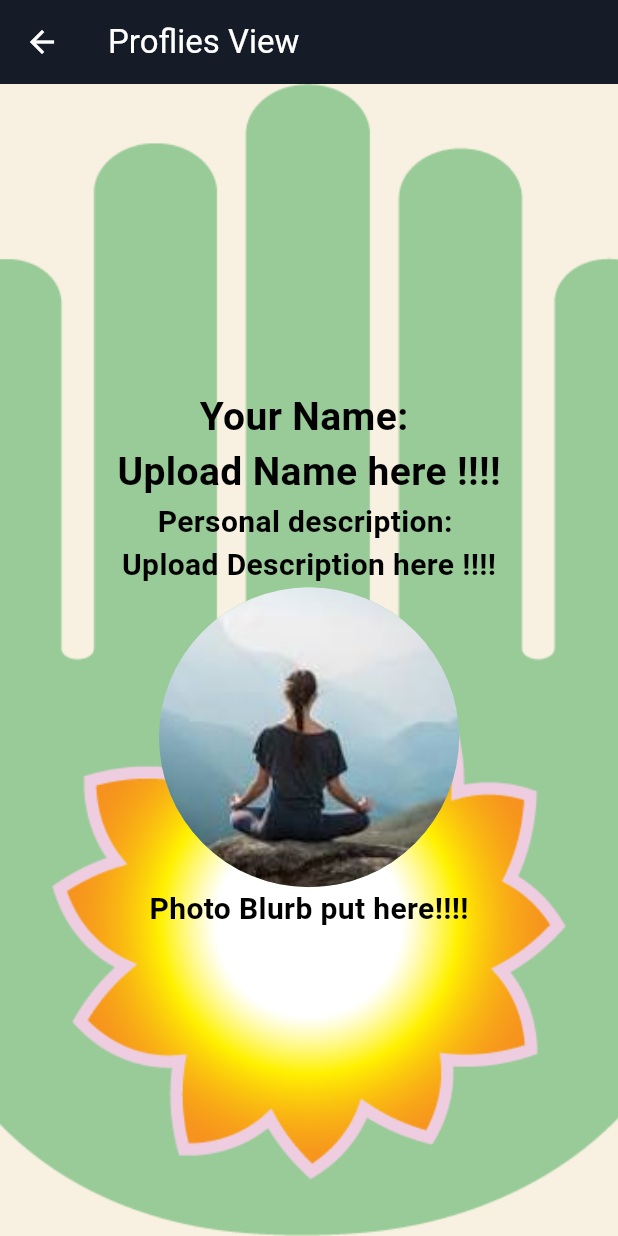
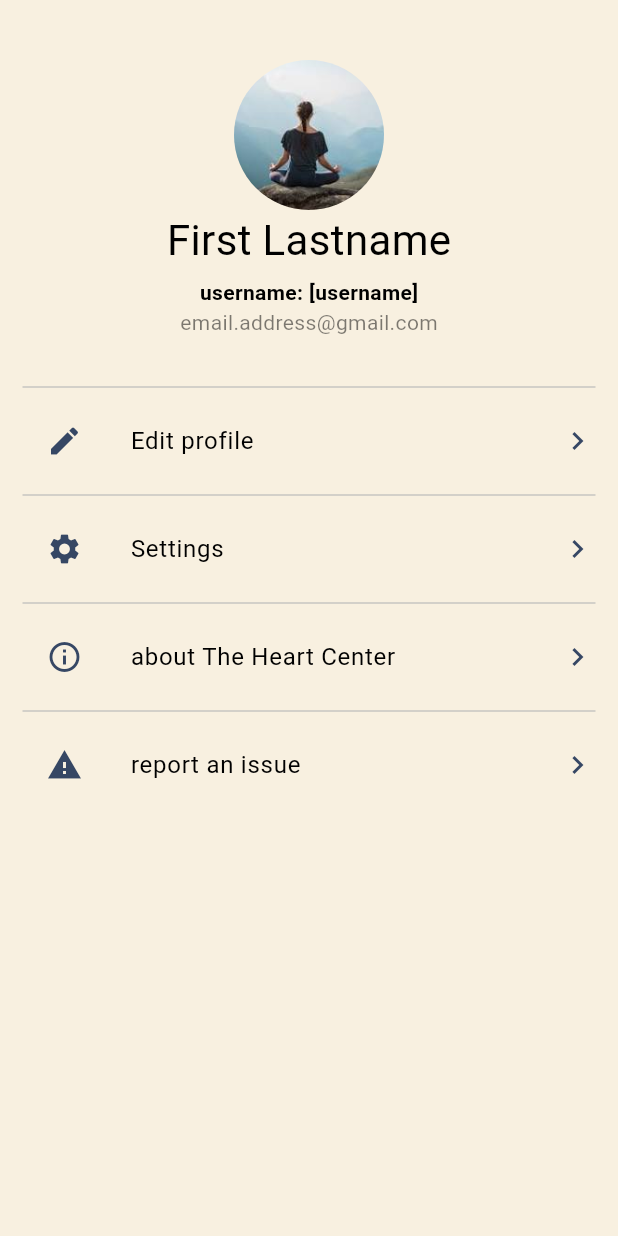
Before and after one commit to theheartcenter-inc/thc, a Flutter app: the ProfilesScreen screen opened directly, on a phone screen of 412 x 824 dp. Run offline on Flutter 3.47's test engine with Material 3 defaults, Android fonts, the phone set to English and light mode, and no system bars; our stand-ins replace firebase_core, shared_preferences; missing offline and left inert: agora_uikit; accounts and stored records are empty; generated files the repository leaves out were written again.

Commit message:
rework profile screen

```diff
--- a/lib/models/navigation.dart
+++ b/lib/models/navigation.dart
@@ -6,7 +6,7 @@ import 'package:thc/models/bloc.dart';
 import 'package:thc/models/local_storage.dart';
 import 'package:thc/models/user.dart';
 import 'package:thc/views/create_livestream/create_livestream.dart';
-import 'package:thc/views/profiles_screen/profiles_screen.dart';
+import 'package:thc/views/profile/profile.dart';
 import 'package:thc/views/user_management/user_management.dart';
 import 'package:thc/views/video_library/video_library.dart';
 import 'package:thc/views/watch_live/watch_live.dart';
--- a/lib/models/theme.dart
+++ b/lib/models/theme.dart
@@ -82,6 +82,8 @@ ThemeData _generateTheme(bool isLight) {
       onSurface: textColor,
       surfaceVariant: ThcColors.dullBlue,
       onSurfaceVariant: paleColor,
+      outline: slightContrast,
+      outlineVariant: slightContrast.withOpacity(0.25),
     ),
     materialTapTargetSize: MaterialTapTargetSize.padded,
     switchTheme: SwitchThemeData(
@@ -107,6 +109,7 @@ ThemeData _generateTheme(bool isLight) {
       backgroundColor: ThcColors.darkBlue,
       foregroundColor: isLight ? Colors.white : ThcColors.paleAzure,
     ),
+    listTileTheme: ListTileThemeData(iconColor: slightContrast),
     navigationBarTheme: NavigationBarThemeData(
       backgroundColor: isLight ? ThcColors.darkBlue : Colors.transparent,
       indicatorColor: Colors.transparent,
--- /dev/null
+++ b/lib/views/profile/edit_profile.dart
@@ -0,0 +1,15 @@
+import 'package:flutter/material.dart';
+import 'package:thc/models/theme.dart';
+import 'package:thc/views/widgets.dart';
+
+class EditProfile extends StatelessWidget {
+  const EditProfile({super.key});
+
+  @override
+  Widget build(BuildContext context) {
+    return Scaffold(
+      appBar: AppBar(title: const Text('Profile')),
+      body: const FunPlaceholder('Editing the profile!', color: ThcColors.darkMagenta),
+    );
+  }
+}
--- /dev/null
+++ b/lib/views/profile/issue_report.dart
@@ -0,0 +1,14 @@
+import 'package:flutter/material.dart';
+import 'package:thc/views/widgets.dart';
+
+class IssueReport extends StatelessWidget {
+  const IssueReport({super.key});
+
+  @override
+  Widget build(BuildContext context) {
+    return Scaffold(
+      appBar: AppBar(title: const Text('Report an Issue')),
+      body: const FunPlaceholder('report an issue', color: Colors.amber),
+    );
+  }
+}
--- /dev/null
+++ b/lib/views/profile/profile.dart
@@ -0,0 +1,98 @@
+import 'package:flutter/material.dart';
+import 'package:thc/models/enum_widget.dart';
+import 'package:thc/models/navigation.dart';
+import 'package:thc/views/profile/edit_profile.dart';
+import 'package:thc/views/profile/heart_center_info.dart';
+import 'package:thc/views/profile/issue_report.dart';
+import 'package:thc/views/profile/settings.dart';
+
+enum ProfileOptions with StatelessEnum {
+  edit(
+    icon: Icons.edit,
+    label: 'Edit profile',
+    page: EditProfile(),
+  ),
+  settings(
+    icon: Icons.settings,
+    label: 'Settings',
+    page: SettingsScreen(),
+  ),
+  info(
+    icon: Icons.info_outline,
+    label: 'about The Heart Center',
+    page: HeartCenterInfo(),
+  ),
+  report(
+    icon: Icons.report_problem,
+    label: 'report an issue',
+    page: IssueReport(),
+  );
+
+  const ProfileOptions({required this.icon, required this.label, required this.page});
+  final IconData icon;
+  final String label;
+  final Widget page;
+
+  @override
+  Widget build(BuildContext context) {
+    const padding = EdgeInsets.only(left: 16);
+
+    return ListTile(
+      contentPadding: padding,
+      leading: Icon(icon),
+      title: Padding(padding: padding, child: Text(label)),
+      trailing: const Icon(Icons.chevron_right),
+      onTap: () => navigator.push(page),
+    );
+  }
+}
+
+class ProfilesScreen extends StatelessWidget {
+  const ProfilesScreen({super.key});
+  @override
+  Widget build(BuildContext context) {
+    const image = SizedBox(
+      width: 100,
+      height: 100,
+      child: ClipOval(
+        child: FittedBox(
+          fit: BoxFit.cover,
+          child: Image(image: AssetImage('assets/test.png')),
+        ),
+      ),
+    );
+
+    const overview = Center(
+      child: Column(
+        children: [
+          SizedBox(height: 25),
+          image,
+          Text('First Lastname', style: TextStyle(fontSize: 28)),
+          SizedBox(height: 5),
+          Text('username: [username]', style: TextStyle(fontWeight: FontWeight.w600)),
+          Opacity(opacity: 0.5, child: Text('email.address@gmail.com')),
+          SizedBox(height: 25),
+        ],
+      ),
+    );
+
+    return Scaffold(
+      body: Padding(
+        padding: const EdgeInsets.all(15),
+        child: Center(
+          child: ConstrainedBox(
+            constraints: const BoxConstraints(maxWidth: 600),
+            child: ListView.separated(
+              itemCount: ProfileOptions.values.length + 1,
+              separatorBuilder: (_, index) => const Divider(),
+              itemBuilder: (_, index) => switch (index - 1) {
+                -1 => overview,
+                final i => ProfileOptions.values[i],
+              },
+            ),
+          ),
+        ),
+      ),
+    );
+  }
+}
--- a/lib/views/settings/settings.dart
+++ b/lib/views/profile/settings.dart
@@ -11,6 +11,7 @@ class SettingsScreen extends StatelessWidget {
   @override
   Widget build(BuildContext context) {
     return Scaffold(
+      appBar: AppBar(title: const Text('Settings')),
       body: Center(
         child: Column(
           mainAxisSize: MainAxisSize.min,
--- a/lib/views/profiles_screen/profiles_screen.dart
+++ /dev/null
@@ -1,74 +0,0 @@
-import 'package:flutter/material.dart';
-
-class ProfilesScreen extends StatelessWidget {
-  const ProfilesScreen({super.key});
-  @override
-  Widget build(BuildContext context) {
-    return Scaffold(
-      appBar: AppBar(
-        title: const Text('Proflies View'),
-      ),
-      body: const Stack(
-        children: [
-          // Background image put the file here
-          DecoratedBox(
-            decoration: BoxDecoration(
-              image: DecorationImage(
-                image: AssetImage('assets/thc_logo.png'),
-                fit: BoxFit.cover,
-              ),
-            ),
-            // The text puh here
-            child: Center(
-              child: Column(
-                mainAxisAlignment: MainAxisAlignment.center,
-                children: [
-                  Text(
-                    'Your Name: ',
-                    style: TextStyle(
-                        fontSize: 26,
-                        fontWeight: FontWeight.bold,
-                        color: Colors.black),
-                  ),
-                  Text(
-                    'Upload Name here !!!!',
-                    style: TextStyle(
-                        fontSize: 26,
-                        fontWeight: FontWeight.bold,
-                        color: Colors.black),
-                  ),
-                  Text(
-                    'Personal description: ',
-                    style: TextStyle(
-                        fontSize: 20,
-                        fontWeight: FontWeight.bold,
-                        color: Colors.black),
-                  ),
-                  Text(
-                    'Upload Description here !!!!',
-                    style: TextStyle(
-                        fontSize: 20,
-                        fontWeight: FontWeight.bold,
-                        color: Colors.black),
-                  ),
-                  // The photo file put here
-                  CircleAvatar(
-                    radius: 100,
-                    backgroundImage: AssetImage('assets/test.png'),
-                  ),
-                  Text(
-                    'Photo Blurb put here!!!!',
-                    style: TextStyle(
-                        fontSize: 20,
-                        fontWeight: FontWeight.bold,
-                        color: Colors.black),
-                  ),
-                ],
-              ),
-            ),
-          ),
-        ],
-      ),
-    );
-  }
-}
--- a/lib/views/survey/survey_theme.dart
+++ b/lib/views/survey/survey_theme.dart
@@ -1,7 +1,7 @@
 import 'package:flutter/material.dart';
 import 'package:provider/provider.dart';
 import 'package:thc/models/theme.dart';
-import 'package:thc/views/settings/settings.dart';
+import 'package:thc/views/profile/settings.dart';
 import 'package:thc/views/survey/survey_questions.dart';
 
 /// The sunrise/sunset gradient does a couple things:
```
Also changed, not shown: lib/main.dart (+9 -1 lines), lib/models/enum_widget.dart (added, +120 -0 lines), lib/views/profile/heart_center_info.dart (added, +14 -0 lines).
